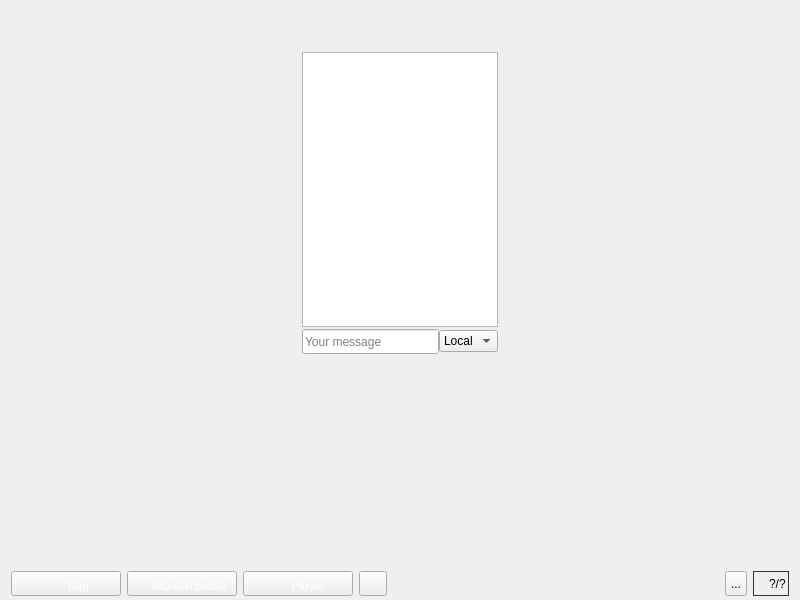
alphaonex86/CatchChallenger, file client/base/interface/BaseWindow.ui: the form before one commit.
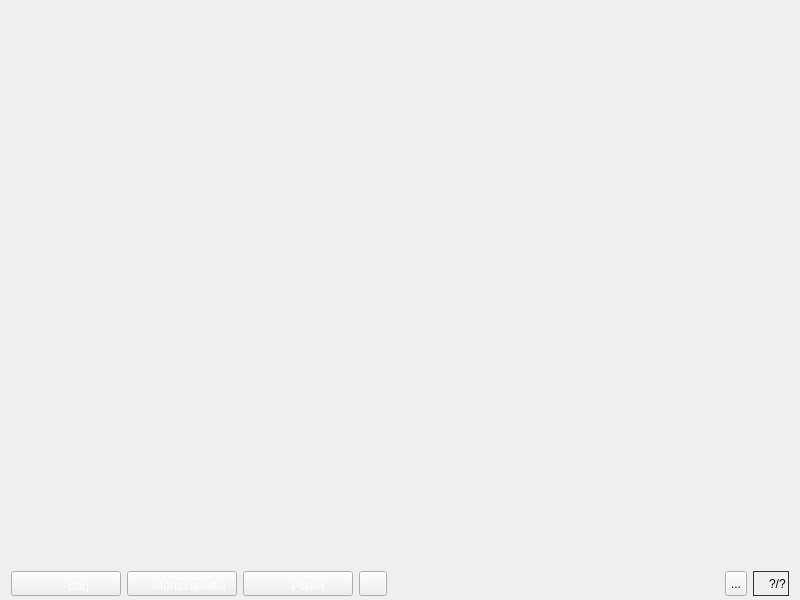
The form after the commit. The open tabs and pages were chosen to show the change. Icons and pictures are not drawn.

Commit message: [Change] Prepare the client to other message in game

What changed in the file:
```diff
--- a/client/base/interface/BaseWindow.ui
+++ b/client/base/interface/BaseWindow.ui
@@ -148,138 +148,17 @@
           </widget>
          </item>
          <item>
-          <layout class="QHBoxLayout" name="horizontalLayout_mainDisplay">
-           <property name="spacing">
-            <number>0</number>
+          <spacer name="verticalSpacer_5">
+           <property name="orientation">
+            <enum>Qt::Vertical</enum>
            </property>
-           <item>
-            <widget class="QFrame" name="frame_main_display_right">
-             <property name="minimumSize">
-              <size>
-               <width>200</width>
-               <height>0</height>
-              </size>
-             </property>
-             <property name="maximumSize">
-              <size>
-               <width>200</width>
-               <height>16777215</height>
-              </size>
-             </property>
-             <property name="styleSheet">
-              <string notr="true">background-image: url(:/images/interface/baroption.png);</string>
-             </property>
-             <layout class="QVBoxLayout" name="verticalLayout_5">
-              <property name="spacing">
-               <number>2</number>
-              </property>
-              <property name="leftMargin">
-               <number>2</number>
-              </property>
-              <property name="topMargin">
-               <number>0</number>
-              </property>
-              <property name="rightMargin">
-               <number>2</number>
-              </property>
-              <property name="bottomMargin">
-               <number>0</number>
-              </property>
-              <item>
-               <widget class="QTextBrowser" name="textBrowser_chat">
-                <property name="minimumSize">
-                 <size>
-                  <width>196</width>
-                  <height>275</height>
-                 </size>
-                </property>
-                <property name="maximumSize">
-                 <size>
-                  <width>196</width>
-                  <height>275</height>
-                 </size>
-                </property>
-                <property name="styleSheet">
-                 <string notr="true">border-image: url(:/images/empty.png);
-background-image: url(:/images/light-white.png);</string>
-                </property>
-                <property name="verticalScrollBarPolicy">
-                 <enum>Qt::ScrollBarAlwaysOff</enum>
-                </property>
-                <property name="horizontalScrollBarPolicy">
-                 <enum>Qt::ScrollBarAlwaysOff</enum>
-                </property>
-               </widget>
-              </item>
-              <item>
-               <layout class="QHBoxLayout" name="horizontalLayout_main_display_9">
-                <property name="spacing">
-                 <number>0</number>
-                </property>
-                <item>
-                 <widget class="QLineEdit" name="lineEdit_chat_text">
-                  <property name="minimumSize">
-                   <size>
-                    <width>0</width>
-                    <height>25</height>
-                   </size>
-                  </property>
-                  <property name="maximumSize">
-                   <size>
-                    <width>16777215</width>
-                    <height>25</height>
-                   </size>
-                  </property>
-                  <property name="styleSheet">
-                   <string notr="true">background-image: url(:/images/chat/background-input.png);
-border-image: url(:/images/empty.png);</string>
-                  </property>
-                  <property name="maxLength">
-                   <number>256</number>
-                  </property>
-                  <property name="placeholderText">
-                   <string>Your message</string>
-                  </property>
-                 </widget>
-                </item>
-                <item>
-                 <widget class="QComboBox" name="comboBox_chat_type">
-                  <property name="currentIndex">
-                   <number>1</number>
-                  </property>
-                  <item>
-                   <property name="text">
-                    <string>All</string>
-                   </property>
-                  </item>
-                  <item>
-                   <property name="text">
-                    <string>Local</string>
-                   </property>
-                  </item>
-                  <item>
-                   <property name="text">
-                    <string>Clan</string>
-                   </property>
-                  </item>
-                 </widget>
-                </item>
-               </layout>
-              </item>
-              <item>
-               <widget class="QFrame" name="frame_main_display_player_info">
-                <property name="sizePolicy">
-                 <sizepolicy hsizetype="Expanding" vsizetype="Expanding">
-                  <horstretch>0</horstretch>
-                  <verstretch>0</verstretch>
-                 </sizepolicy>
-                </property>
-               </widget>
-              </item>
-             </layout>
-            </widget>
-           </item>
-          </layout>
+           <property name="sizeHint" stdset="0">
+            <size>
+             <width>20</width>
+             <height>40</height>
+            </size>
+           </property>
+          </spacer>
          </item>
          <item>
           <widget class="QFrame" name="frame_main_display_bottom">
```
Left out of the diff: 2 changed lines with no effect on the pictures. The commit also changes 3 other files.
